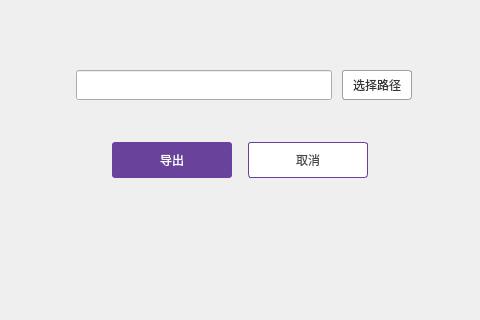
Qt form exportdialog.ui (realm520/gdwcoin) before a commit; both pictures show x 237 to 717 and y 178 to 498 of the 960 by 580 pixel window.
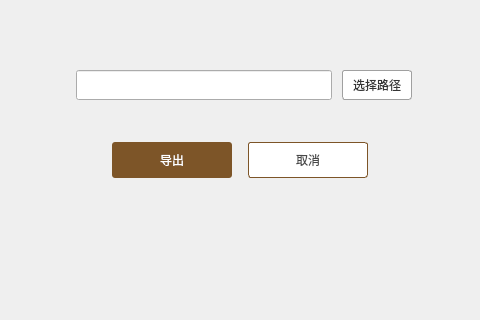
The same form after that commit.

```diff
--- a/exportdialog.ui
+++ b/exportdialog.ui
@@ -49,8 +49,8 @@
       <cursorShape>PointingHandCursor</cursorShape>
      </property>
      <property name="styleSheet">
-      <string notr="true">QToolButton{background-color:#ffffff;color:#484848;border:1px solid rgb(105,67,155);border-radius:3px;}
-QToolButton:hover{color:rgb(105,67,155);}</string>
+      <string notr="true">QToolButton{background-color:#ffffff;color:#484848;border:1px solid rgb(125,85,40);border-radius:3px;}
+QToolButton:hover{color:rgb(125,85,40);}</string>
      </property>
      <property name="text">
       <string>取消</string>
@@ -111,7 +111,7 @@
       <cursorShape>PointingHandCursor</cursorShape>
      </property>
      <property name="styleSheet">
-      <string notr="true">QToolButton{background-color:rgb(105,67,155);color:#ffffff;border:none;border-radius:3px;}
+      <string notr="true">QToolButton{background-color:rgb(125,85,40);color:#ffffff;border:none;border-radius:3px;}
 QToolButton:hover{background-color:rgb(125,87,180);}</string>
      </property>
      <property name="text">
```
